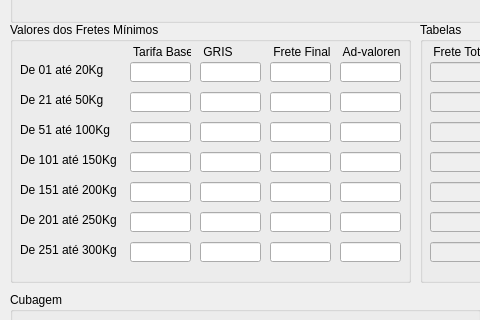
Above: frm_principal_full.ui from luissantananet/SistCotacao before the change; both pictures show x 0 to 480 and y 228 to 548 of the 732 by 769 pixel window. Below: the same form after it.
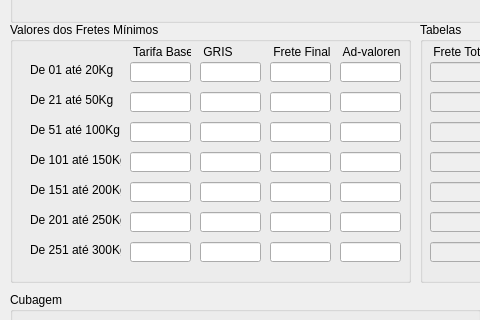
That is the form after the change.

What changed in the file:
```diff
--- a/frm_principal_full.ui
+++ b/frm_principal_full.ui
@@ -974,19 +974,6 @@
       </rect>
      </property>
     </widget>
-    <widget class="QLabel" name="label_31">
-     <property name="geometry">
-      <rect>
-       <x>10</x>
-       <y>40</y>
-       <width>101</width>
-       <height>16</height>
-      </rect>
-     </property>
-     <property name="text">
-      <string>De 01 até 20Kg</string>
-     </property>
-    </widget>
     <widget class="QLabel" name="label_33">
      <property name="geometry">
       <rect>
@@ -1000,84 +987,6 @@
       <string> Tarifa Base</string>
      </property>
     </widget>
-    <widget class="QLabel" name="label_32">
-     <property name="geometry">
-      <rect>
-       <x>10</x>
-       <y>70</y>
-       <width>101</width>
-       <height>16</height>
-      </rect>
-     </property>
-     <property name="text">
-      <string>De 21 até 50Kg</string>
-     </property>
-    </widget>
-    <widget class="QLabel" name="label_34">
-     <property name="geometry">
-      <rect>
-       <x>10</x>
-       <y>100</y>
-       <width>101</width>
-       <height>16</height>
-      </rect>
-     </property>
-     <property name="text">
-      <string>De 51 até 100Kg</string>
-     </property>
-    </widget>
-    <widget class="QLabel" name="label_35">
-     <property name="geometry">
-      <rect>
-       <x>10</x>
-       <y>130</y>
-       <width>101</width>
-       <height>16</height>
-      </rect>
-     </property>
-     <property name="text">
-      <string>De 101 até 150Kg</string>
-     </property>
-    </widget>
-    <widget class="QLabel" name="label_36">
-     <property name="geometry">
-      <rect>
-       <x>10</x>
-       <y>160</y>
-       <width>101</width>
-       <height>16</height>
-      </rect>
-     </property>
-     <property name="text">
-      <string>De 151 até 200Kg</string>
-     </property>
-    </widget>
-    <widget class="QLabel" name="label_39">
-     <property name="geometry">
-      <rect>
-       <x>10</x>
-       <y>190</y>
-       <width>101</width>
-       <height>16</height>
-      </rect>
-     </property>
-     <property name="text">
-      <string>De 201 até 250Kg</string>
-     </property>
-    </widget>
-    <widget class="QLabel" name="label_40">
-     <property name="geometry">
-      <rect>
-       <x>10</x>
-       <y>220</y>
-       <width>101</width>
-       <height>16</height>
-      </rect>
-     </property>
-     <property name="text">
-      <string>De 251 até 300Kg</string>
-     </property>
-    </widget>
     <widget class="QLabel" name="label_48">
      <property name="geometry">
       <rect>
@@ -1117,6 +1026,97 @@
       <string> Ad-valoren</string>
      </property>
     </widget>
+    <widget class="QLabel" name="desc_20">
+     <property name="geometry">
+      <rect>
+       <x>20</x>
+       <y>40</y>
+       <width>91</width>
+       <height>16</height>
+      </rect>
+     </property>
+     <property name="text">
+      <string>De 01 até 20Kg</string>
+     </property>
+    </widget>
+    <widget class="QLabel" name="desc_150">
+     <property name="geometry">
+      <rect>
+       <x>20</x>
+       <y>130</y>
+       <width>91</width>
+       <height>16</height>
+      </rect>
+     </property>
+     <property name="text">
+      <string>De 101 até 150Kg</string>
+     </property>
+    </widget>
+    <widget class="QLabel" name="desc_100">
+     <property name="geometry">
+      <rect>
+       <x>20</x>
+       <y>100</y>
+       <width>91</width>
+       <height>16</height>
+      </rect>
+     </property>
+     <property name="text">
+      <string>De 51 até 100Kg</string>
+     </property>
+    </widget>
+    <widget class="QLabel" name="desc_300">
+     <property name="geometry">
+      <rect>
+       <x>20</x>
+       <y>220</y>
+       <width>91</width>
+       <height>16</height>
+      </rect>
+     </property>
+     <property name="text">
+      <string>De 251 até 300Kg</string>
+     </property>
+    </widget>
+    <widget class="QLabel" name="desc_50">
+     <property name="geometry">
+      <rect>
+       <x>20</x>
+       <y>70</y>
+       <width>91</width>
+       <height>16</height>
+      </rect>
+     </property>
+     <property name="text">
+      <string>De 21 até 50Kg</string>
+     </property>
+    </widget>
+    <widget class="QLabel" name="desc_250">
+     <property name="geometry">
+      <rect>
+       <x>20</x>
+       <y>190</y>
+       <width>91</width>
+       <height>16</height>
+      </rect>
+     </property>
+     <property name="text">
+      <string>De 201 até 250Kg</string>
+     </property>
+    </widget>
+    <widget class="QLabel" name="desc_200">
+     <property name="geometry">
+      <rect>
+       <x>20</x>
+       <y>160</y>
+       <width>91</width>
+       <height>16</height>
+      </rect>
+     </property>
+     <property name="text">
+      <string>De 151 até 200Kg</string>
+     </property>
+    </widget>
    </widget>
    <widget class="QGroupBox" name="gBox_tabelas">
     <property name="geometry">
```
